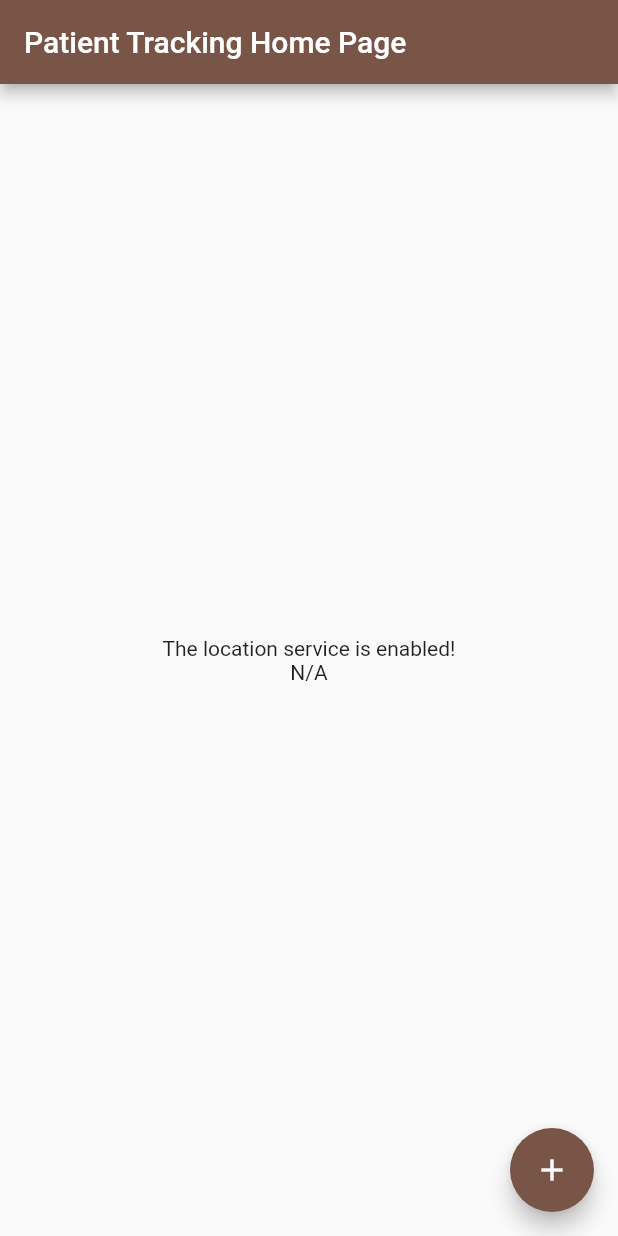
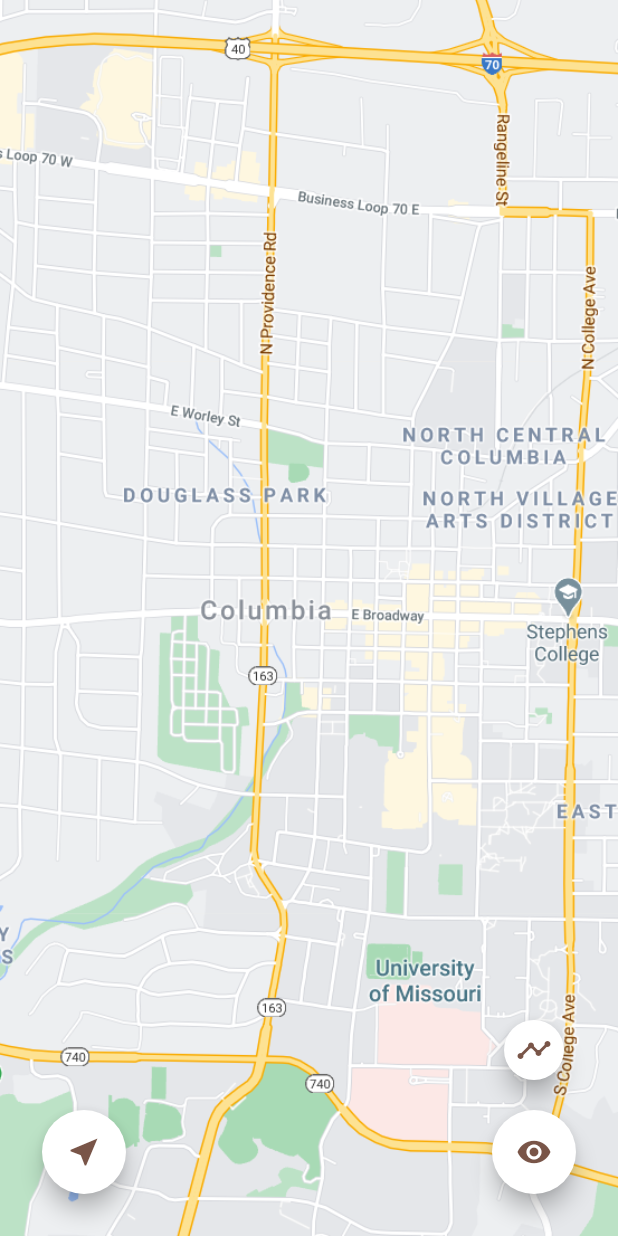
Before and after one commit to JasonJOCKKY/TrackingApp, a Flutter app: the screen it shows after launch, on a phone screen of 412 x 824 dp. Run offline on Flutter 3.47's test engine with Material 2 defaults, Android fonts, the phone set to English and light mode, and no system bars; our stand-ins replace location.

Commit message:
FAB added

```diff
--- a/tracking_app/lib/main.dart
+++ b/tracking_app/lib/main.dart
@@ -1,6 +1,8 @@
 import 'package:flutter/material.dart';
 import 'package:location/location.dart';
+import 'package:tracking_app/widgets/mapFAB.dart';
 import 'service/location_service.dart';
+import 'widgets/mapWidget.dart';
 
 void main() {
   runApp(MyApp());
@@ -61,23 +63,41 @@
   @override
   Widget build(BuildContext context) {
     return Scaffold(
-      appBar: AppBar(
-        title: Text(widget.title),
-      ),
-      body: Center(
-        child: Column(
-          mainAxisAlignment: MainAxisAlignment.center,
-          children: <Widget>[
-            Text(locationEnabled),
-            Text(locationString),
-          ],
+        body: Stack(
+          fit: StackFit.expand,
+          children: [MapWidget()],
         ),
-      ),
-      floatingActionButton: FloatingActionButton(
-        onPressed: null,
-        tooltip: 'Increment',
-        child: Icon(Icons.add),
-      ), // This trailing comma makes auto-formatting nicer for build methods.
-    );
+        floatingActionButton: Padding(
+          padding: const EdgeInsets.all(20.0),
+          child: Row(
+            children: [
+              Column(
+                mainAxisAlignment: MainAxisAlignment.end,
+                children: [
+                  MapFAB(
+                    icon: Icon(Icons.near_me),
+                    isMini: false,
+                  ),
+                ],
+              ),
+              Spacer(),
+              Column(
+                mainAxisAlignment: MainAxisAlignment.end,
+                children: [
+                  MapFAB(
+                    icon: Icon(Icons.timeline),
+                    isMini: true,
+                  ),
+                  MapFAB(
+                    icon: Icon(Icons.visibility),
+                    isMini: false,
+                  ),
+                ],
+              ),
+            ],
+          ),
+        ),
+        floatingActionButtonLocation:
+            FloatingActionButtonLocation.centerDocked);
   }
 }
--- /dev/null
+++ b/tracking_app/lib/widgets/mapFAB.dart
@@ -0,0 +1,40 @@
+import 'package:flutter/material.dart';
+
+class MapFAB extends StatefulWidget {
+  MapFAB({Key key, this.icon, this.isMini, this.onPressed}) : super(key: key);
+
+  final Icon icon;
+  final bool isMini;
+  final Function onPressed;
+
+  @override
+  _MapFABState createState() => _MapFABState();
+}
+
+class _MapFABState extends State<MapFAB> {
+  bool _isActive = false;
+
+  void _pressed() {
+    setState(() {
+      _isActive = !_isActive;
+    });
+    if (widget.onPressed != null) widget.onPressed();
+  }
+
+  @override
+  Widget build(BuildContext context) {
+    return Padding(
+        padding: const EdgeInsets.all(8.0),
+        child: FloatingActionButton(
+          onPressed: _pressed,
+          child: widget.icon,
+          mini: widget.isMini,
+          backgroundColor: _isActive
+              ? Theme.of(context).colorScheme.primary
+              : Theme.of(context).colorScheme.onPrimary,
+          foregroundColor: !_isActive
+              ? Theme.of(context).colorScheme.primary
+              : Theme.of(context).colorScheme.onPrimary,
+        ));
+  }
+}
--- /dev/null
+++ b/tracking_app/lib/widgets/mapWidget.dart
@@ -0,0 +1,16 @@
+import 'package:flutter/material.dart';
+
+class MapWidget extends StatefulWidget {
+  @override
+  _MapWidgetState createState() => _MapWidgetState();
+}
+
+class _MapWidgetState extends State<MapWidget> {
+  @override
+  Widget build(BuildContext context) {
+    return Image.asset(
+      'assets/map.png',
+      fit: BoxFit.cover,
+    );
+  }
+}
--- a/tracking_app/pubspec.yaml
+++ b/tracking_app/pubspec.yaml
@@ -46,9 +46,8 @@
   uses-material-design: true
 
   # To add assets to your application, add an assets section, like this:
-  # assets:
-  #   - images/a_dot_burr.jpeg
-  #   - images/a_dot_ham.jpeg
+  assets:
+    - assets/map.png
 
   # An image asset can refer to one or more resolution-specific "variants", see
   # https://flutter.dev/assets-and-images/#resolution-aware.
```
Also changed, not shown: tracking_app/assets/map.png (added).
